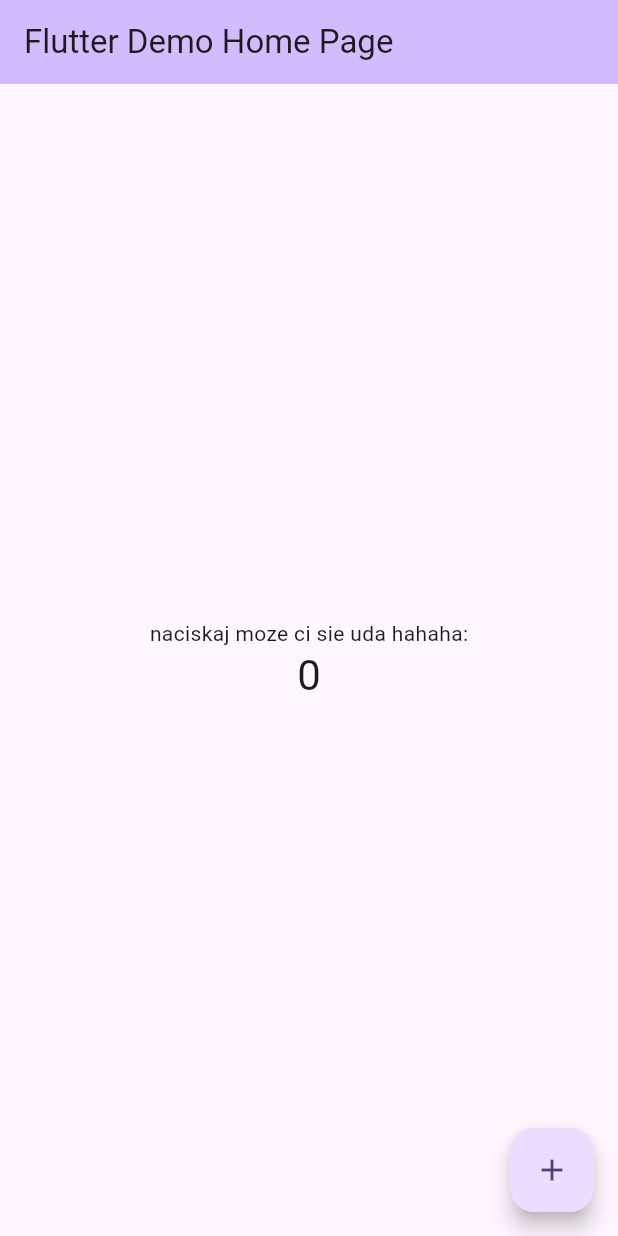
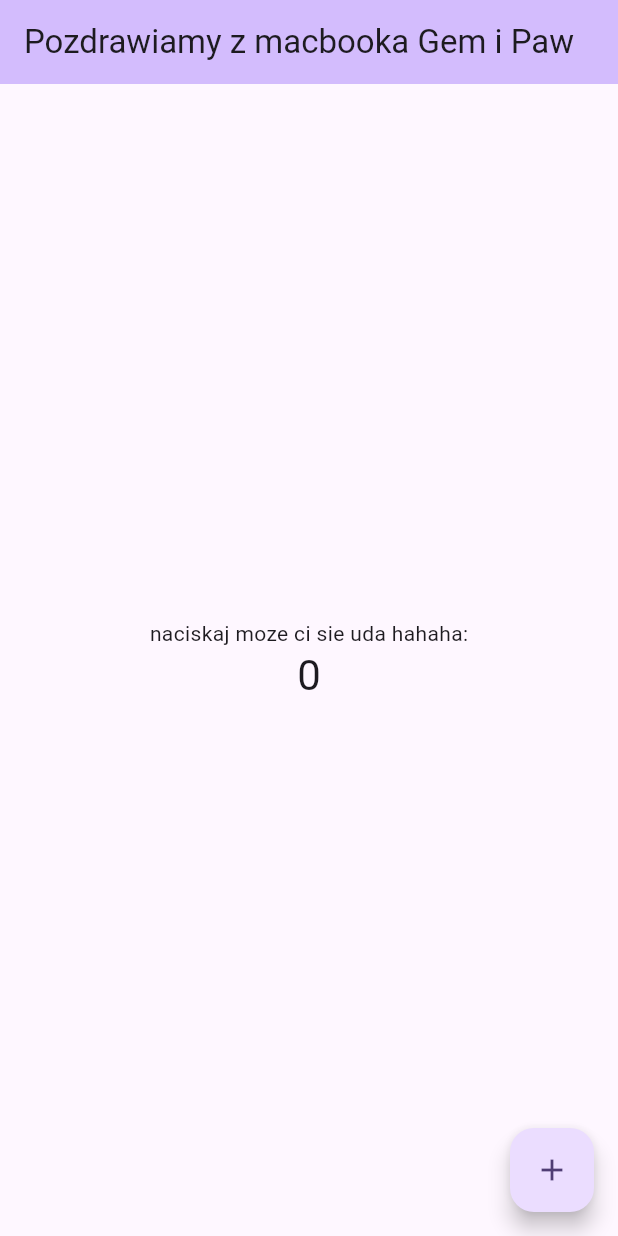
Before and after one commit to pszyma2/moja_testowa_aplikacja, a Flutter app: the screen it shows after launch, on a phone screen of 412 x 824 dp. Run offline on Flutter 3.47's test engine with Material 3 defaults, Android fonts, the light colour scheme and no system bars.

Commit message:
Faktyczna zmiana z Maca

```diff
--- a/lib/main.dart
+++ b/lib/main.dart
@@ -30,7 +30,7 @@ class MyApp extends StatelessWidget {
         // tested with just a hot reload.
         colorScheme: ColorScheme.fromSeed(seedColor: Colors.deepPurple),
       ),
-      home: const MyHomePage(title: 'Flutter Demo Home Page'),
+      home: const MyHomePage(title: 'Pozdrawiamy z macbooka Gem i Paw'),
     );
   }
 }
```
